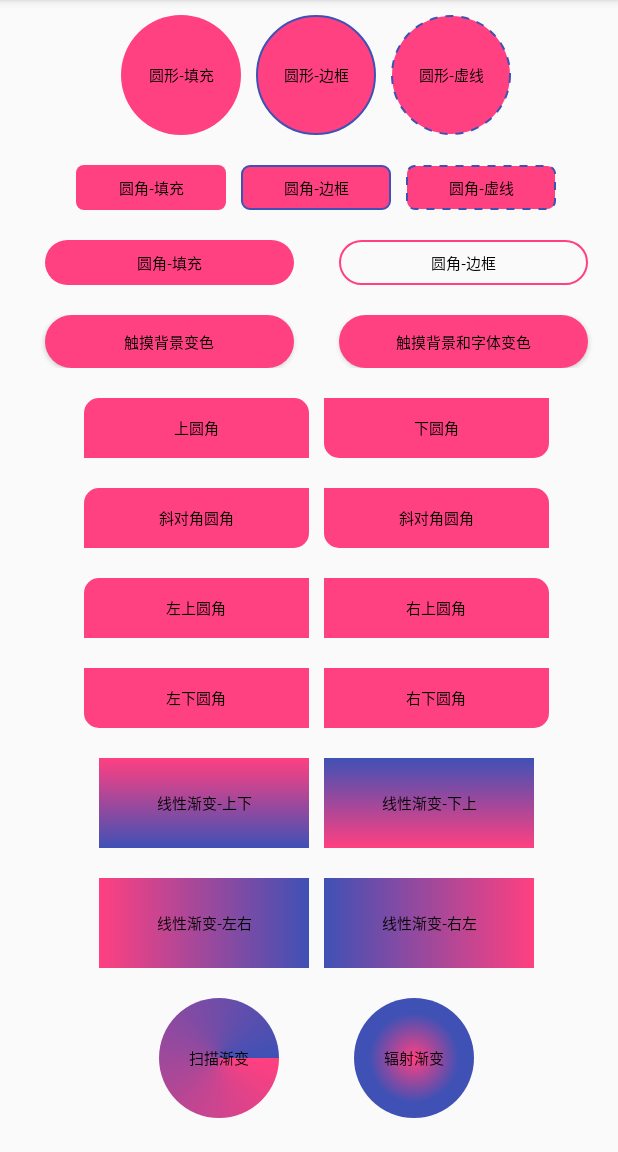
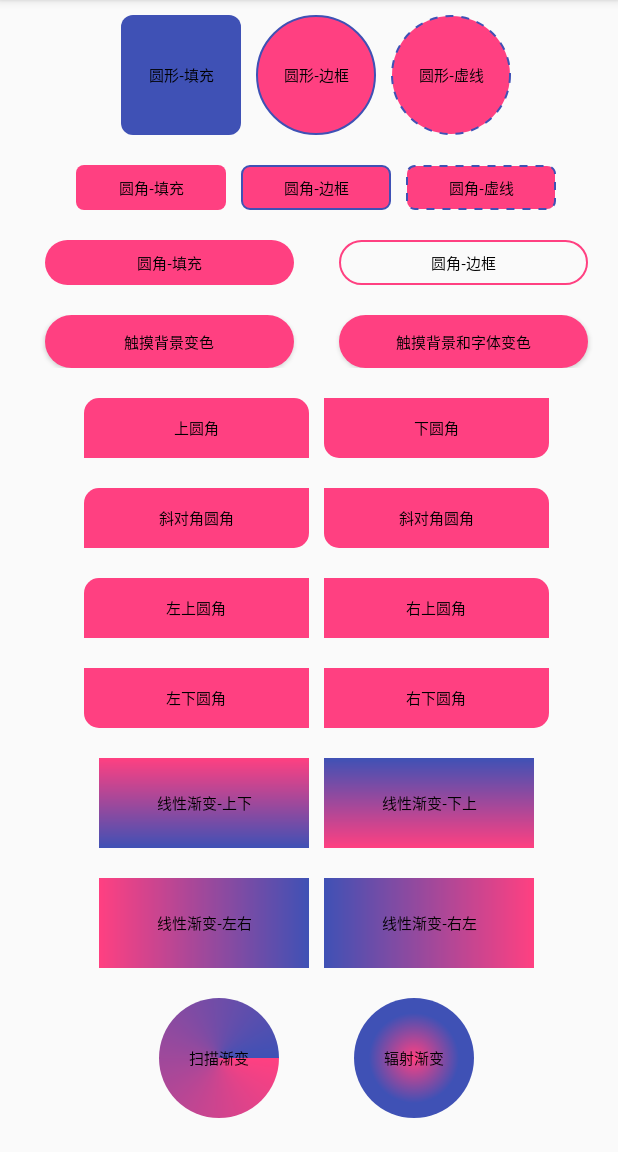
Before and after one commit to LiangLuDev/DevShapeUtils, an Android app: the screen it shows after launch (MainActivity), on a phone screen of 412 x 824 dp, the part 84-1236 px from its top. Run offline under Robolectric (Android 15) with nearby library versions, the phone set to English and light mode, and no system bars.

Commit message:
:sparkles: new devShapeUtil

```diff
--- a/app/build.gradle
+++ b/app/build.gradle
@@ -1,4 +1,5 @@
 apply plugin: 'com.android.application'
+apply plugin: 'kotlin-android'
 
 android {
     compileSdkVersion 26
@@ -26,4 +27,8 @@ dependencies {
     androidTestImplementation 'com.android.support.test:runner:1.0.1'
     androidTestImplementation 'com.android.support.test.espresso:espresso-core:3.0.1'
     implementation project(':library')
+    compile "org.jetbrains.kotlin:kotlin-stdlib-jdk7:$kotlin_version"
 }
+repositories {
+    mavenCentral()
+}
--- a/app/src/main/java/com/luliang/devshapeutils/MainActivity.java
+++ b/app/src/main/java/com/luliang/devshapeutils/MainActivity.java
@@ -5,7 +5,9 @@ import android.support.v7.app.AppCompatActivity;
 import android.widget.Button;
 import android.widget.TextView;
 
+import com.luliang.shapeutils.DevShapeKt;
 import com.luliang.shapeutils.DevShapeUtils;
+import com.luliang.shapeutils.ShapeBuilder;
 import com.luliang.shapeutils.shape.DevShape;
 
 public class MainActivity extends AppCompatActivity {
@@ -21,7 +23,20 @@ public class MainActivity extends AppCompatActivity {
     private void initView() {
         //圆形
         TextView tv_oval_solid = findViewById(R.id.tv_oval_solid);
-        DevShapeUtils.shape(DevShape.OVAL).solid(R.color.colorAccent).into(tv_oval_solid);
+//        DevShapeUtils.shape(DevShape.OVAL).solid(R.color.colorAccent).into(tv_oval_solid);
+
+        ShapeBuilder builder = new ShapeBuilder();
+        DevShapeKt devShapeKt = new DevShapeKt();
+        devShapeKt.setBgColor(DevShapeUtils.getContext().getResources().getColor(R.color.colorPrimary));
+        devShapeKt.setRadius(8);
+        builder.with(devShapeKt);
+        builder.createShape();
+        builder.into(tv_oval_solid);
+
+
+
+
+
         TextView tv_oval_line = findViewById(R.id.tv_oval_line);
         DevShapeUtils.shape(DevShape.OVAL).solid(R.color.colorAccent).line(1, R.color.colorPrimary).into(tv_oval_line);
         TextView tv_oval_dash_line = findViewById(R.id.tv_oval_dash_line);
--- a/build.gradle
+++ b/build.gradle
@@ -1,6 +1,7 @@
 // Top-level build file where you can add configuration options common to all sub-projects/modules.
 
 buildscript {
+    ext.kotlin_version = '1.2.41'
 
     repositories {
         google()
@@ -10,6 +11,7 @@ buildscript {
         classpath 'com.android.tools.build:gradle:3.1.2'
         //上传JCenter使用
         classpath 'com.novoda:bintray-release:0.8.0'
+        classpath "org.jetbrains.kotlin:kotlin-gradle-plugin:$kotlin_version"
 
         // NOTE: Do not place your application dependencies here; they belong
         // in the individual module build.gradle files
--- a/library/build.gradle
+++ b/library/build.gradle
@@ -1,4 +1,5 @@
 apply plugin: 'com.android.library'
+apply plugin: 'kotlin-android'
 
 def mavenVersionCode = 2
 def mavenVersionName = "1.0.2"
@@ -29,6 +30,7 @@ dependencies {
     implementation fileTree(dir: 'libs', include: ['*.jar'])
 
     implementation 'com.android.support:appcompat-v7:26.1.0'
+    compile "org.jetbrains.kotlin:kotlin-stdlib-jdk7:$kotlin_version"
 }
 
 //上传JCenter使用
@@ -49,5 +51,8 @@ tasks.withType(Javadoc) {//防止编码问题
     options.addStringOption('encoding', 'UTF-8')
     options.addStringOption('charSet', 'UTF-8')
 }
+repositories {
+    mavenCentral()
+}
 //打包上传到JCenter命令
 //gradlew clean build bintrayUpload -PbintrayUser=luliangdev -PbintrayKey=xxxxxxxxxxxxxxxxxxxxx -PdryRun=false
--- /dev/null
+++ b/library/src/main/java/com/luliang/shapeutils/DevShapeKt.kt
@@ -0,0 +1,28 @@
+package com.luliang.shapeutils
+
+/**
+ * Created by zohar on 2018/6/7.
+ * desc:
+ */
+class DevShapeKt {
+
+    //样式-矩形
+    val RECTANGLE = 0
+    var shape = RECTANGLE
+
+    // 圆角
+    var radius = FloatArray(4)
+    var isHaveRadius = true
+
+    //背景颜色
+    var colors: MutableMap<Int, Int> = mutableMapOf()
+
+    fun setBgColor(color: Int) {
+        colors.put(-1, color)
+    }
+
+    fun setRadius(r: Float) {
+        radius = arrayOf(r, r, r, r).toFloatArray()
+    }
+
+}
--- /dev/null
+++ b/library/src/main/java/com/luliang/shapeutils/IDevShape.kt
@@ -0,0 +1,16 @@
+package com.luliang.shapeutils
+
+import android.view.View
+
+/**
+ * Created by zohar on 2018/6/7.
+ * desc:
+ */
+interface IDevShape {
+
+    fun createShape()
+
+    fun addState(attr: Int, devShape: DevShapeKt)
+
+    fun into(v: View)
+}
--- /dev/null
+++ b/library/src/main/java/com/luliang/shapeutils/ShapeBuilder.kt
@@ -0,0 +1,75 @@
+package com.luliang.shapeutils
+
+import android.graphics.drawable.GradientDrawable
+import android.graphics.drawable.StateListDrawable
+import android.util.LruCache
+import android.view.View
+
+/**
+ * Created by zohar on 2018/6/7.
+ * desc:
+ */
+class ShapeBuilder : IDevShape {
+
+
+    private var devShapeKt = DevShapeKt()
+    val stateListDrawable = StateListDrawable()
+    private val stateListDrawableCache = LruCache<Int, StateListDrawable>(10)
+
+    fun with(devShape: DevShapeKt) {
+        this.devShapeKt = devShape
+    }
+
+    override fun createShape() {
+        devShapeKt.apply {
+            for (color in colors) {
+                addState(color.key, devShapeKt)
+            }
+        }
+    }
+
+    override fun addState(attr: Int, devShape: DevShapeKt) {
+        val drawable = GradientDrawable()
+        drawable.shape = GradientDrawable.RECTANGLE
+
+        if (devShape.isHaveRadius) {
+            val radii = floatArrayOf(dip2px(devShape.radius[0]).toFloat()
+                    , dip2px(devShape.radius[0]).toFloat()
+                    , dip2px(devShape.radius[1]).toFloat(), dip2px(devShape.radius[1]).toFloat()
+                    , dip2px(devShape.radius[2]).toFloat(), dip2px(devShape.radius[2]).toFloat()
+                    , dip2px(devShape.radius[3]).toFloat(), dip2px(devShape.radius[3]).toFloat())
+            drawable.cornerRadii = radii//设置圆角
+        }
+
+        devShape.colors[attr]?.apply {
+            drawable.setColor(this)
+        }
+        if (attr != -1) {
+            stateListDrawable.addState(arrayOf(attr).toIntArray(), drawable)
+        } else {
+            stateListDrawable.addState(emptyArray<Int>().toIntArray(), drawable)
+        }
+
+    }
+
+
+    override fun into(v: View) {
+        if (v.id != View.NO_ID) {
+            stateListDrawableCache.put(v.id, stateListDrawable)
+        }
+        v.background = stateListDrawable
+    }
+
+
+    /**
+     * 单位转换工具类
+     *
+     * @param dipValue 值
+     * @return 返回值
+     */
+    private fun dip2px(dipValue: Float): Int {
+        val scale = DevShapeUtils.getContext().resources.displayMetrics.density
+        return (dipValue * scale + 0.5f).toInt()
+    }
+
+}
--- a/library/src/main/java/com/luliang/shapeutils/interfaces/IDevUtils.java
+++ b/library/src/main/java/com/luliang/shapeutils/interfaces/IDevUtils.java
@@ -26,4 +26,5 @@ public interface IDevUtils<T,V extends View> {
      * @return T
      */
     T build();
+
 }
```
